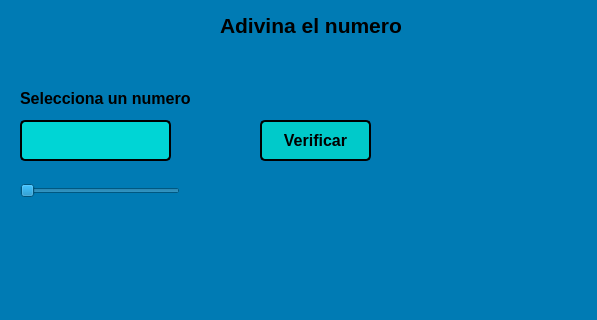
This is Unidad 2/Tarea Unidad 2/T09_Adivina el numero de la computadora.ui in celineazs/PIP_2025_1_Eq3 as Qt 5 draws it before an edit; both pictures show x 0 to 597 and y 0 to 320 of the 597 by 534 pixel window. The edited form follows.
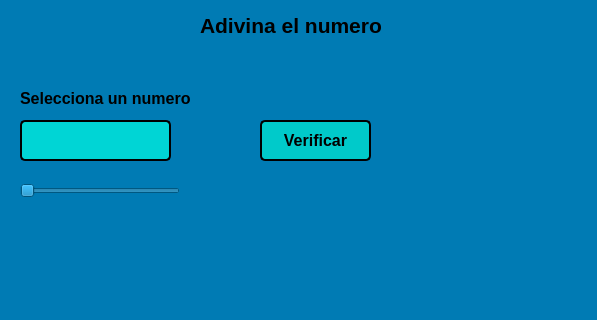
This is the edited form. Icons and pictures are not drawn.

What changed in the file:
```diff
--- a/Unidad 2/Tarea Unidad 2/T09_Adivina el numero de la computadora.ui
+++ b/Unidad 2/Tarea Unidad 2/T09_Adivina el numero de la computadora.ui
@@ -39,9 +39,9 @@
    <widget class="QLabel" name="label">
     <property name="geometry">
      <rect>
-      <x>220</x>
+      <x>200</x>
       <y>10</y>
-      <width>241</width>
+      <width>261</width>
       <height>31</height>
      </rect>
     </property>
@@ -86,7 +86,7 @@
      <rect>
       <x>20</x>
       <y>90</y>
-      <width>181</width>
+      <width>261</width>
       <height>16</height>
      </rect>
     </property>
```
Left out of the diff: 2 changed lines with no effect on the pictures.
